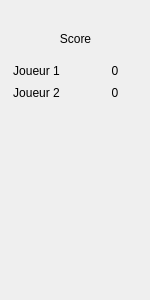
rollandguillaume/fievreCourbe, file fievreCourbe/scoreboard.ui: the form before one commit.
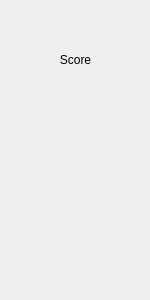
The form after the commit.

Commit message: scoreboard avancée

```diff
--- a/fievreCourbe/scoreboard.ui
+++ b/fievreCourbe/scoreboard.ui
@@ -33,50 +33,6 @@
       </property>
      </widget>
     </item>
-    <item>
-     <layout class="QGridLayout" name="gridLayout">
-      <item row="1" column="0">
-       <widget class="QLabel" name="joueur2">
-        <property name="text">
-         <string>Joueur 2</string>
-        </property>
-        <property name="alignment">
-         <set>Qt::AlignCenter</set>
-        </property>
-       </widget>
-      </item>
-      <item row="0" column="0">
-       <widget class="QLabel" name="joueur1">
-        <property name="text">
-         <string>Joueur 1</string>
-        </property>
-        <property name="alignment">
-         <set>Qt::AlignCenter</set>
-        </property>
-       </widget>
-      </item>
-      <item row="1" column="1">
-       <widget class="QLabel" name="score2">
-        <property name="text">
-         <string>0</string>
-        </property>
-        <property name="alignment">
-         <set>Qt::AlignCenter</set>
-        </property>
-       </widget>
-      </item>
-      <item row="0" column="1">
-       <widget class="QLabel" name="score1">
-        <property name="text">
-         <string>0</string>
-        </property>
-        <property name="alignment">
-         <set>Qt::AlignCenter</set>
-        </property>
-       </widget>
-      </item>
-     </layout>
-    </item>
    </layout>
   </widget>
  </widget>
```
The commit also changes 11 other files.
